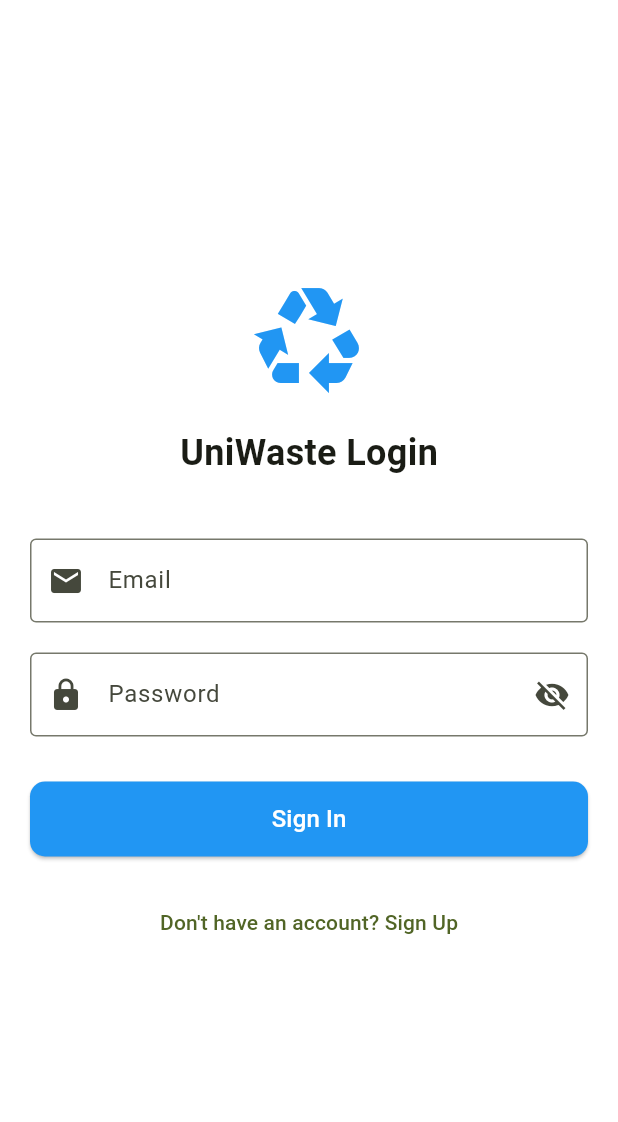
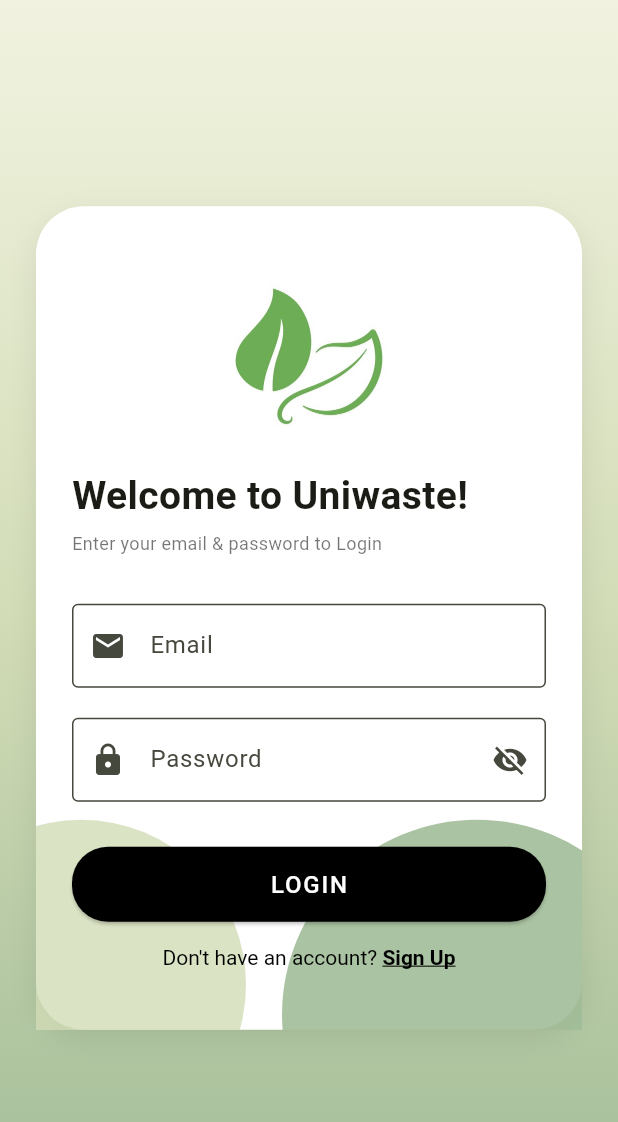
Before and after one commit to qxnqingxueng/uniwaste, a Flutter app: the screen it shows after launch, on a phone screen of 412 x 824 dp. Shown: the top 1122 px of the screen. Run offline on Flutter 3.47's test engine with Material 3 defaults, Android fonts, the light colour scheme and no system bars; our stand-ins replace bloc, cloud_firestore, equatable, firebase_auth, firebase_core, flutter_bloc and 2 more; accounts and stored records are empty.

Commit message:
improve login page layout

```diff
--- a/uniwaste/lib/screens/auth/sign_in_screen.dart
+++ b/uniwaste/lib/screens/auth/sign_in_screen.dart
@@ -4,14 +4,28 @@
 import 'package:uniwaste/blocs/authentication_bloc/authentication_bloc.dart';
 import 'package:uniwaste/screens/auth/sign_up_screen.dart';
 
-class SignInScreen extends StatefulWidget {
+class SignInScreen extends StatelessWidget {
   const SignInScreen({super.key});
 
   @override
-  State<SignInScreen> createState() => _SignInScreenState();
+  Widget build(BuildContext context) {
+    return BlocProvider<SignInBloc>(
+      create: (context) => SignInBloc(
+        userRepository: context.read<AuthenticationBloc>().userRepository,
+      ),
+      child: const SignInView(),
+    );
+  }
 }
 
-class _SignInScreenState extends State<SignInScreen> {
+class SignInView extends StatefulWidget {
+  const SignInView({super.key});
+
+  @override
+  State<SignInView> createState() => _SignInViewState();
+}
+
+class _SignInViewState extends State<SignInView> {
   final _passwordController = TextEditingController();
   final _emailController = TextEditingController();
   final _formKey = GlobalKey<FormState>();
@@ -19,52 +33,113 @@
   bool obscurePassword = true;
 
   @override
+  void dispose() {
+    _passwordController.dispose();
+    _emailController.dispose();
+    super.dispose();
+  }
+
+  @override
   Widget build(BuildContext context) {
-    return BlocProvider<SignInBloc>(
-      create: (context) => SignInBloc(
-        userRepository: context.read<AuthenticationBloc>().userRepository,
+    return Scaffold(
+      body: Container(
+        decoration: const BoxDecoration(
+          gradient: LinearGradient(
+            begin: Alignment.topCenter,
+            end: Alignment.bottomCenter,
+            colors: [
+              Color(0xFFF1F3E0),
+              Color(0xFFD2DCB6),
+              Color(0xFFA1BC98),
+            ],
           ),
-      child: Scaffold(
-        backgroundColor: Colors.white,
-        body: BlocListener<SignInBloc, SignInState>(
+        ),
+        child: BlocListener<SignInBloc, SignInState>(
           listener: (context, state) {
             if (state is SignInSuccess) {
-              setState(() {
-                signInRequired = false;
-              });
+              setState(() => signInRequired = false);
             } else if (state is SignInProcess) {
-              setState(() {
-                signInRequired = true;
-              });
+              setState(() => signInRequired = true);
             } else if (state is SignInFailure) {
-              setState(() {
-                signInRequired = false;
-              });
+              setState(() => signInRequired = false);
               ScaffoldMessenger.of(context).showSnackBar(
                 SnackBar(content: Text(state.message ?? 'Login Failed')),
               );
             }
           },
-          // FIX: Add this Builder
-          child: Builder(
-            builder: (context) {
-              return Center(
-                child: SingleChildScrollView(
-                  padding: const EdgeInsets.all(20),
+          child: Center(
+            child: Container(
+              margin: const EdgeInsets.all(24),
+              decoration: BoxDecoration(
+                color: Colors.white,
+                borderRadius: BorderRadius.circular(32),
+                boxShadow: [
+                  BoxShadow(
+                    color: Colors.black.withOpacity(0.08),
+                    blurRadius: 16,
+                    offset: const Offset(0, 6),
+                  ),
+                ],
+              ),
+              child: Stack(
+                children: [
+                  Positioned(
+                    left: -80,
+                    bottom: -80,
+                    child: Container(
+                      width: 220,
+                      height: 220,
+                      decoration: BoxDecoration(
+                        color: const Color(0xFFD2DCB6).withOpacity(0.8),
+                        shape: BoxShape.circle,
+                      ),
+                    ),
+                  ),
+                  Positioned(
+                    right: -60,
+                    bottom: -120,
+                    child: Container(
+                      width: 260,
+                      height: 260,
+                      decoration: BoxDecoration(
+                        color: const Color(0xFFA1BC98).withOpacity(0.9),
+                        shape: BoxShape.circle,
+                      ),
+                    ),
+                  ),
+                  SingleChildScrollView(
+                    padding: const EdgeInsets.fromLTRB(24, 40, 24, 40),
                     child: Form(
                       key: _formKey,
                       child: Column(
-                      mainAxisAlignment: MainAxisAlignment.center,
+                        mainAxisSize: MainAxisSize.min,
+                        crossAxisAlignment: CrossAxisAlignment.start,
                         children: [
-                        const Icon(Icons.recycling, size: 80, color: Colors.blue),
-                        const SizedBox(height: 20),
+                          Center(
+                            child: Image.asset(
+                              'assets/images/calligraphy-monoline-green-leaf-flat-leaf_78370-5799.jpg',
+                              height: 120,
+                              width: 120,
+                              fit: BoxFit.contain,
+                            ),
+                          ),
+                          const SizedBox(height: 15),
                           const Text(
-                          'UniWaste Login',
-                          style: TextStyle(fontSize: 24, fontWeight: FontWeight.bold),
+                            'Welcome to Uniwaste!',
+                            style: TextStyle(
+                              fontSize: 26,
+                              fontWeight: FontWeight.bold,
                             ),
-                        const SizedBox(height: 40),
-
-                        // Email Field
+                          ),
+                          const SizedBox(height: 4),
+                          const Text(
+                            'Enter your email & password to Login',
+                            style: TextStyle(
+                              fontSize: 12,
+                              color: Colors.black54,
+                            ),
+                          ),
+                          const SizedBox(height: 32),
                           TextFormField(
                             controller: _emailController,
                             keyboardType: TextInputType.emailAddress,
@@ -72,15 +147,17 @@
                               labelText: 'Email',
                               prefixIcon: Icon(Icons.email),
                               border: OutlineInputBorder(),
+                              filled: true,
+                              fillColor: Colors.white,
                             ),
                             validator: (val) {
-                            if (val!.isEmpty) return 'Please enter your email';
+                              if (val!.isEmpty) {
+                                return 'Please enter your email';
+                              }
                               return null;
                             },
                           ),
                           const SizedBox(height: 20),
-
-                        // Password Field
                           TextFormField(
                             controller: _passwordController,
                             obscureText: obscurePassword,
@@ -93,21 +170,24 @@
                                     obscurePassword = !obscurePassword;
                                   });
                                 },
-                              icon: Icon(obscurePassword
+                                icon: Icon(
+                                  obscurePassword
                                       ? Icons.visibility_off
-                                : Icons.visibility
+                                      : Icons.visibility,
                                 ),
                               ),
                               border: const OutlineInputBorder(),
+                              filled: true,
+                              fillColor: Colors.white,
                             ),
                             validator: (val) {
-                            if (val!.isEmpty) return 'Please enter your password';
+                              if (val!.isEmpty) {
+                                return 'Please enter your password';
+                              }
                               return null;
                             },
                           ),
                           const SizedBox(height: 30),
-
-                        // Sign In Button
                           SizedBox(
                             width: double.infinity,
                             height: 50,
@@ -115,7 +195,6 @@
                                 ? ElevatedButton(
                                     onPressed: () {
                                       if (_formKey.currentState!.validate()) {
-                                      // Now this 'context' comes from the Builder, so it works!
                                         context.read<SignInBloc>().add(
                                               SignInRequired(
                                                 _emailController.text,
@@ -125,32 +204,62 @@
                                       }
                                     },
                                     style: ElevatedButton.styleFrom(
-                                    backgroundColor: Colors.blue,
+                                      backgroundColor: Colors.black,
                                       foregroundColor: Colors.white,
                                       shape: RoundedRectangleBorder(
-                                      borderRadius: BorderRadius.circular(10),
+                                        borderRadius: BorderRadius.circular(24),
                                       ),
                                     ),
-                                  child: const Text('Sign In', style: TextStyle(fontSize: 16)),
+                                    child: const Text(
+                                      'LOGIN',
+                                      style: TextStyle(
+                                        fontSize: 16,
+                                        letterSpacing: 1.2,
+                                      ),
+                                    ),
                                   )
-                              : const Center(child: CircularProgressIndicator()),
+                                : const Center(
+                                    child: CircularProgressIndicator(),
                                   ),
-                        const SizedBox(height: 20),
-                        TextButton(
-                          onPressed: () {
+                          ),
+                          const SizedBox(height: 16),
+                          Center(
+                            child: GestureDetector(
+                              onTap: () {
                                 Navigator.push(
                                   context,
-                              MaterialPageRoute(builder: (context) => const SignUpScreen()),
+                                  MaterialPageRoute(
+                                    builder: (context) => const SignUpScreen(),
+                                  ),
                                 );
                               },
-                          child: const Text("Don't have an account? Sign Up"),
+                              child: RichText(
+                                text: const TextSpan(
+                                  style: TextStyle(
+                                    color: Colors.black,
+                                    fontSize: 14,
+                                  ),
+                                  children: [
+                                    TextSpan(text: "Don't have an account? "),
+                                    TextSpan(
+                                      text: "Sign Up",
+                                      style: TextStyle(
+                                        decoration: TextDecoration.underline,
+                                        fontWeight: FontWeight.bold,
+                                      ),
                                     ),
                                   ],
                                 ),
                               ),
                             ),
-              );
-            },
+                          ),
+                        ],
+                      ),
+                    ),
+                  ),
+                ],
+              ),
+            ),
           ),
         ),
       ),
```
Also changed, not shown: uniwaste/assets/images/calligraphy-monoline-green-leaf-flat-leaf_78370-5799.jpg (added), 1 other file. Lines whose indentation alone changed are shown as unchanged.
